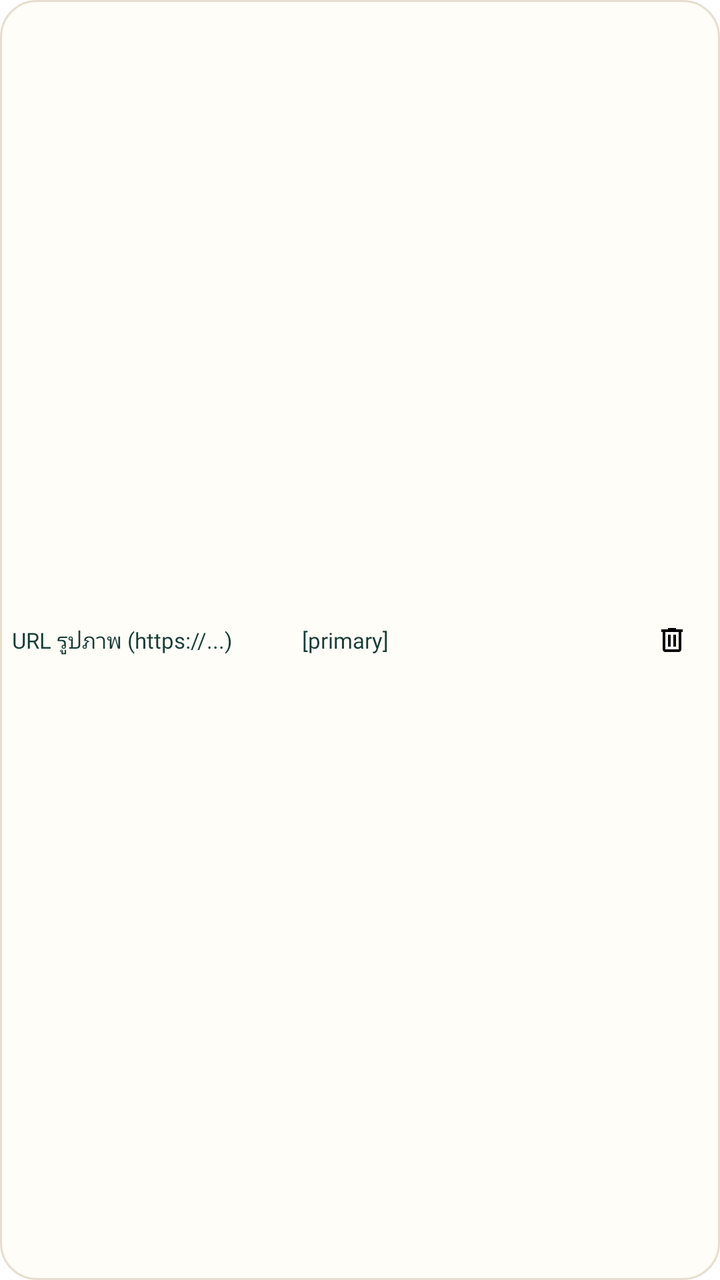
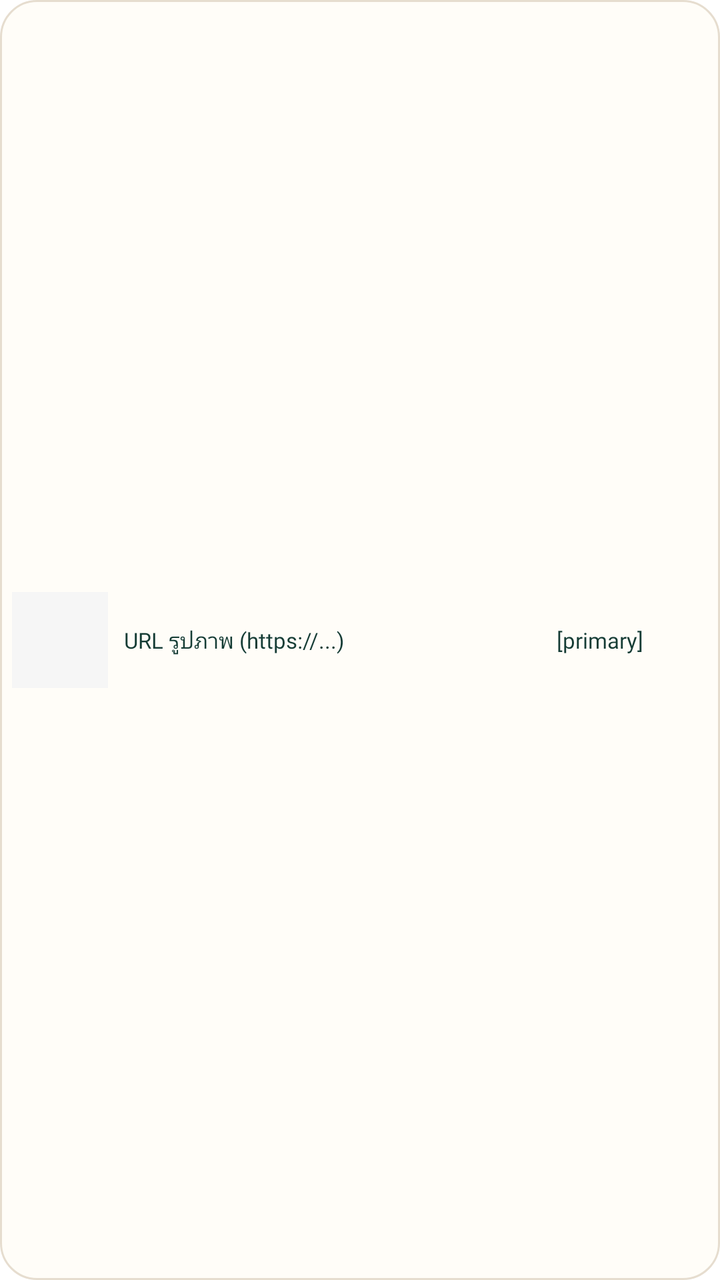

Screens rendered from an Android XML layout before and after an edit, with the pre-edit source and the edit as a unified diff.
<!-- AndroidManifest.xml: application theme Theme.Cartly.Splash -->
<!-- res/layout/row_product_image.xml -->
<?xml version="1.0" encoding="utf-8"?>
<LinearLayout xmlns:android="http://schemas.android.com/apk/res/android"
    xmlns:app="http://schemas.android.com/apk/res-auto"
    android:orientation="horizontal"
    android:layout_width="match_parent"
    android:layout_height="wrap_content"
    android:gravity="center_vertical"
    android:padding="6dp"
    android:background="@drawable/bg_card">

    <TextView
        android:id="@+id/tvImageUrl"
        android:layout_width="0dp"
        android:layout_height="wrap_content"
        android:layout_weight="1"
        android:maxLines="1"
        android:ellipsize="middle"
        android:text="@string/hint_image_url_th"
        android:fontFamily="@font/adlamdisplay_regular"
        android:textSize="11sp"
        android:textColor="@color/ink"/>

    <TextView
        android:id="@+id/tvPrimaryBadge"
        android:layout_width="wrap_content"
        android:layout_height="wrap_content"
        android:text="[primary]"
        android:textColor="@color/ink"
        android:textSize="11sp"
        android:layout_marginEnd="8dp"
        android:fontFamily="@font/adlamdisplay_regular"/>

    <LinearLayout
        android:id="@+id/btnDeleteImage"
        android:layout_width="0dp"
        android:layout_height="28dp"
        android:layout_weight="1"
        android:layout_marginStart="6dp"
        android:gravity="end|center_vertical">
        <ImageView
            android:id="@+id/imvDelete"
            android:layout_width="16dp"
            android:layout_height="16dp"
            android:src="@drawable/icon_delete_24"
            android:layout_marginEnd="10dp"
            app:tint="@color/coral" />
    </LinearLayout>
</LinearLayout>
<!-- resources referenced by this layout -->
<resources>
  <color name="coral">#E97558</color>
  <color name="ink">#153C35</color>
  <!-- drawable bg_card (drawable) -->
  <shape xmlns:android="http://schemas.android.com/apk/res/android">
      <solid android:color="@color/card" />
      <corners android:radius="18dp" />
      <stroke android:width="1dp" android:color="@color/border" />
  </shape>
  <!-- drawable icon_delete_24 (drawable) -->
  <vector xmlns:android="http://schemas.android.com/apk/res/android" android:height="24dp" android:tint="#000000" android:viewportHeight="960" android:viewportWidth="960" android:width="24dp">
        
      <path android:fillColor="@android:color/white" android:pathData="M280,840Q247,840 223.5,816.5Q200,793 200,760L200,240L160,240L160,160L360,160L360,120L600,120L600,160L800,160L800,240L760,240L760,760Q760,793 736.5,816.5Q713,840 680,840L280,840ZM680,240L280,240L280,760Q280,760 280,760Q280,760 280,760L680,760Q680,760 680,760Q680,760 680,760L680,240ZM360,680L440,680L440,320L360,320L360,680ZM520,680L600,680L600,320L520,320L520,680ZM280,240L280,240L280,760Q280,760 280,760Q280,760 280,760L280,760Q280,760 280,760Q280,760 280,760L280,240Z"/>
      
  </vector>
  <string name="hint_image_url_th">URL รูปภาพ (https://...)</string>
  <style name="Theme.Cartly.Splash" parent="Theme.SplashScreen">
  
          <item name="windowSplashScreenBackground">@color/cream</item>
  
          <item name="windowSplashScreenAnimatedIcon">@mipmap/ic_launcher_logo2</item>
  
          <item name="postSplashScreenTheme">@style/Base.Theme.Cartly</item>
      </style>
  <color name="card">#FFFDF8</color>
  <color name="border">#E6DDCF</color>
  <color name="cream">#FBF7EF</color>
  <style name="Base.Theme.Cartly" parent="Theme.Material3.DayNight.NoActionBar">
          
          
      </style>
</resources>

<!-- the commit's change to res/layout/row_product_image.xml (unified diff, before → after) -->
@@ -1,12 +1,21 @@
 <?xml version="1.0" encoding="utf-8"?>
 <LinearLayout xmlns:android="http://schemas.android.com/apk/res/android"
-    xmlns:app="http://schemas.android.com/apk/res-auto"
+    xmlns:tools="http://schemas.android.com/tools"
     android:orientation="horizontal"
     android:layout_width="match_parent"
     android:layout_height="wrap_content"
     android:gravity="center_vertical"
     android:padding="6dp"
     android:background="@drawable/bg_card">
+
+    <ImageView
+        android:id="@+id/ivThumb"
+        android:layout_width="48dp"
+        android:layout_height="48dp"
+        android:layout_marginEnd="8dp"
+        android:background="@color/gray_f6"
+        android:contentDescription="@null"
+        android:scaleType="centerCrop"/>
 
     <TextView
         android:id="@+id/tvImageUrl"
@@ -28,21 +37,17 @@
         android:textColor="@color/ink"
         android:textSize="11sp"
         android:layout_marginEnd="8dp"
-        android:fontFamily="@font/adlamdisplay_regular"/>
+        android:fontFamily="@font/adlamdisplay_regular"
+        tools:ignore="HardcodedText" />
 
-    <LinearLayout
+    <Button
         android:id="@+id/btnDeleteImage"
-        android:layout_width="0dp"
-        android:layout_height="28dp"
-        android:layout_weight="1"
-        android:layout_marginStart="6dp"
-        android:gravity="end|center_vertical">
-        <ImageView
-            android:id="@+id/imvDelete"
-            android:layout_width="16dp"
-            android:layout_height="16dp"
-            android:src="@drawable/icon_delete_24"
-            android:layout_marginEnd="10dp"
-            app:tint="@color/coral" />
-    </LinearLayout>
+        android:layout_width="24dp"
+        android:layout_height="24dp"
+        android:padding="10dp"
+        android:foregroundTint="@color/coral"
+        android:foreground="@drawable/icon_delete_24"
+        android:textSize="11sp"
+        style="@style/Widget.MaterialComponents.Button.TextButton" />
+
 </LinearLayout>
<!-- resource entries referenced after the edit -->
@@ -1,6 +1,7 @@
 <!-- resources referenced by this layout -->
 <resources>
   <color name="coral">#E97558</color>
+  <color name="gray_f6">#f6f6f6</color>
   <color name="ink">#153C35</color>
   <!-- drawable bg_card (drawable) -->
   <shape xmlns:android="http://schemas.android.com/apk/res/android">
